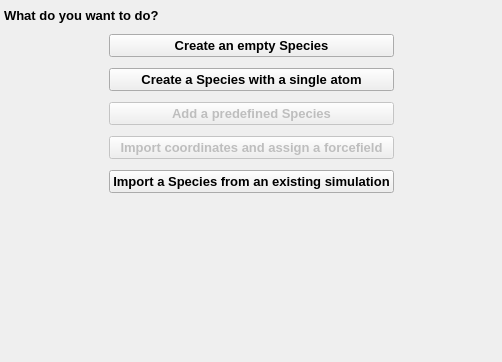
Above: src/gui/addspecieswizard.ui from disorderedmaterials/dissolve before the change. Below: the same form after it.
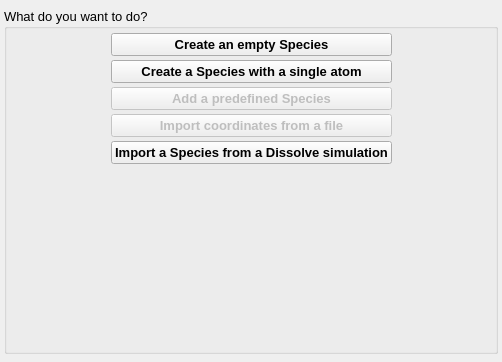
That is the form after the change. The open tabs and pages were chosen to show the change. Icons and pictures are not drawn. Custom widgets are drawn as their Qt base class.

Commit message: Adjust layout / text of AddSpeciesWidget.

Diff of the .ui file:
```diff
--- a/src/gui/addspecieswizard.ui
+++ b/src/gui/addspecieswizard.ui
@@ -60,27 +60,26 @@
         <number>4</number>
        </property>
        <item>
-        <widget class="QLabel" name="TopLabel_2">
-         <property name="sizePolicy">
-          <sizepolicy hsizetype="Expanding" vsizetype="Preferred">
-           <horstretch>0</horstretch>
-           <verstretch>0</verstretch>
-          </sizepolicy>
-         </property>
-         <property name="font">
-          <font>
-           <pointsize>10</pointsize>
-           <weight>75</weight>
-           <bold>true</bold>
-          </font>
-         </property>
-         <property name="text">
+        <widget class="QGroupBox" name="StartPageGroup">
+         <property name="title">
           <string>What do you want to do?</string>
          </property>
-        </widget>
-       </item>
-       <item>
         <layout class="QHBoxLayout" name="horizontalLayout_3">
+          <property name="spacing">
+           <number>4</number>
+          </property>
+          <property name="leftMargin">
+           <number>4</number>
+          </property>
+          <property name="topMargin">
+           <number>4</number>
+          </property>
+          <property name="rightMargin">
+           <number>4</number>
+          </property>
+          <property name="bottomMargin">
+           <number>4</number>
+          </property>
          <item>
           <spacer name="horizontalSpacer_2">
            <property name="orientation">
@@ -88,7 +87,7 @@
            </property>
            <property name="sizeHint" stdset="0">
             <size>
-             <width>37</width>
+              <width>78</width>
              <height>175</height>
             </size>
            </property>
@@ -196,7 +195,7 @@
               </font>
              </property>
              <property name="text">
-              <string>Import coordinates and assign a forcefield</string>
+               <string>Import coordinates from a file</string>
              </property>
              <property name="icon">
               <iconset resource="main.qrc">
@@ -223,7 +222,7 @@
               </font>
              </property>
              <property name="text">
-              <string>Import a Species from an existing simulation</string>
+               <string>Import a Species from a Dissolve simulation</string>
              </property>
              <property name="icon">
               <iconset resource="main.qrc">
@@ -239,23 +238,6 @@
               <bool>false</bool>
              </property>
             </widget>
-           </item>
-          </layout>
-         </item>
-         <item>
-          <spacer name="horizontalSpacer_3">
-           <property name="orientation">
-            <enum>Qt::Horizontal</enum>
-           </property>
-           <property name="sizeHint" stdset="0">
-            <size>
-             <width>40</width>
-             <height>20</height>
-            </size>
-           </property>
-          </spacer>
-         </item>
-        </layout>
        </item>
        <item>
         <spacer name="verticalSpacer">
@@ -271,6 +253,24 @@
         </spacer>
        </item>
       </layout>
+          </item>
+          <item>
+           <spacer name="horizontalSpacer_3">
+            <property name="orientation">
+             <enum>Qt::Horizontal</enum>
+            </property>
+            <property name="sizeHint" stdset="0">
+             <size>
+              <width>78</width>
+              <height>20</height>
+             </size>
+            </property>
+           </spacer>
+          </item>
+         </layout>
+        </widget>
+       </item>
+      </layout>
      </widget>
      <widget class="QWidget" name="CreateAtomicPage">
       <layout class="QVBoxLayout" name="verticalLayout_12">
```
Left out of the diff: 74 changed lines with no effect on the pictures. Lines whose indentation alone changed are shown as unchanged.
